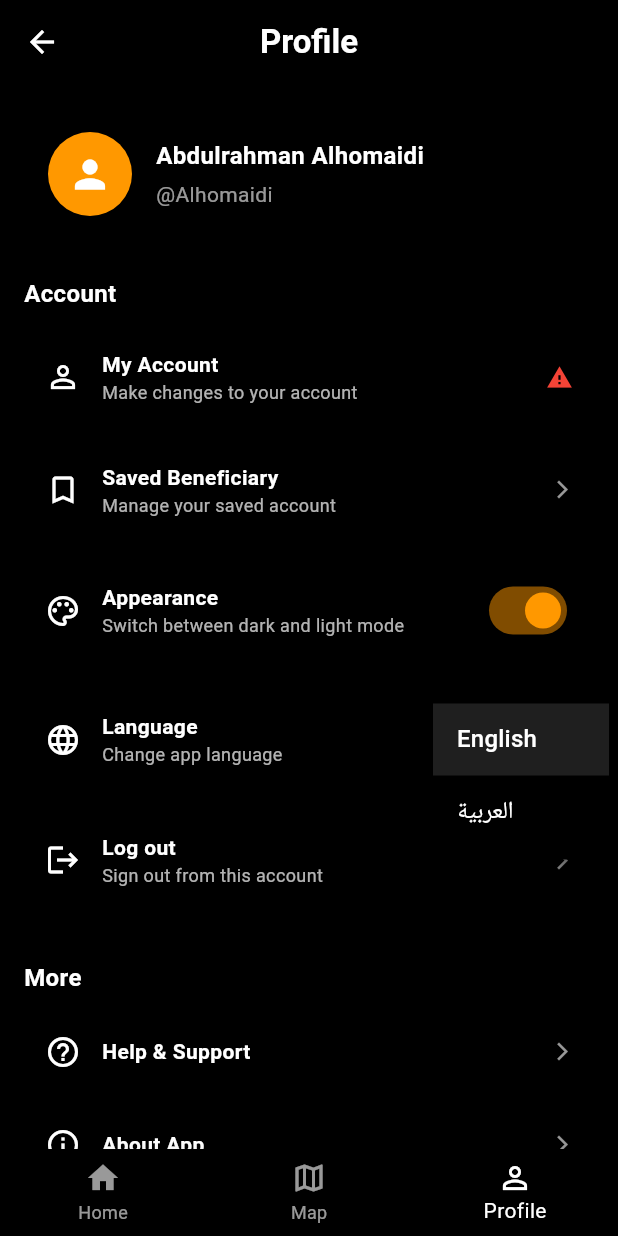
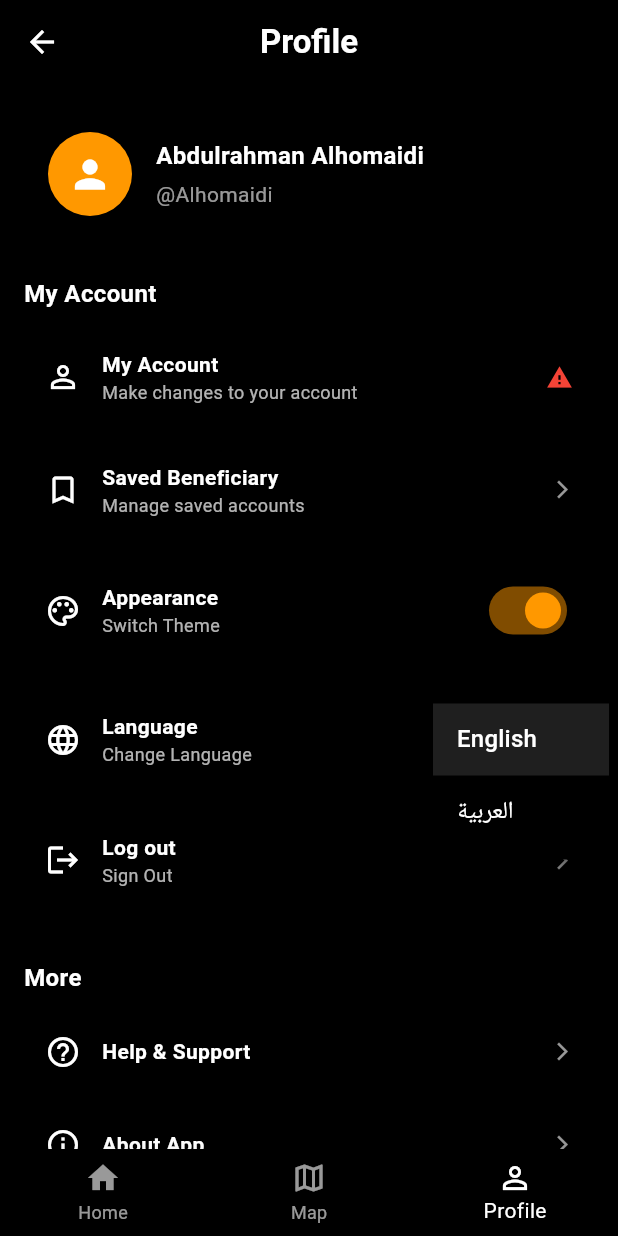
Before and after one commit to Alhomaidi3/SmartMall_Flutter, a Flutter app: the MainScreen screen opened by its route, item 3 of the bottom bar chosen, after a tap on "English", on a phone screen of 412 x 824 dp. Run offline on Flutter 3.47's test engine with Material 3 defaults, Android fonts, the light colour scheme and no system bars; our stand-ins replace easy_localization.

Commit message:
Modified the project and added Arabic language

```diff
--- a/lib/screens/home_screen.dart
+++ b/lib/screens/home_screen.dart
@@ -1,4 +1,5 @@
 import 'package:flutter/material.dart';
+import 'package:easy_localization/easy_localization.dart';
 import '/widgets/widgets.dart';
 
 class HomeScreen extends StatefulWidget {
@@ -11,10 +12,10 @@ class HomeScreen extends StatefulWidget {
 class _HomeScreenState extends State<HomeScreen> {
   final List<Category> categories = List.generate(10, (catIndex) {
     return Category(
-      title: 'Category ${catIndex + 1}',
+      title: 'category_title'.tr(args: ['${catIndex + 1}']),
       items: List.generate(6, (storeIndex) {
         return Store(
-          name: 'Store ${storeIndex + 1}',
+          name: 'store_name'.tr(args: ['${storeIndex + 1}']),
           image: storeIndex % 3 == 0
               ? 'assets/images/store1.jpg'
               : storeIndex % 3 == 1
@@ -31,20 +32,14 @@ class _HomeScreenState extends State<HomeScreen> {
     final textTheme = Theme.of(context).textTheme;
 
     return Scaffold(
-      backgroundColor: scheme.surface, // ✅ بدل background
-
-      /// 🔝 AppBar
-      appBar: const CustomAppBar(title: 'Smart Mall Guide'),
-
+      backgroundColor: scheme.surface,
+      appBar: CustomAppBar(title: 'smart_mall_guide'.tr()),
       body: Column(
         children: [
-          /// 🔍 Search Bar
           const Padding(
             padding: EdgeInsets.all(12),
             child: CustomSearchBar(),
           ),
-
-          /// 📦 Categories
           Expanded(
             child: ListView.builder(
               itemCount: categories.length,
@@ -54,11 +49,12 @@ class _HomeScreenState extends State<HomeScreen> {
                   crossAxisAlignment: CrossAxisAlignment.start,
                   children: [
                     Padding(
-                      padding: const EdgeInsets.symmetric(horizontal: 16, vertical: 8),
+                      padding:
+                          const EdgeInsets.symmetric(horizontal: 16, vertical: 8),
                       child: Text(
                         category.title,
                         style: textTheme.bodyLarge?.copyWith(
-                          color: scheme.onSurface, // ✅ بدل onBackground
+                          color: scheme.onSurface,
                           fontWeight: FontWeight.bold,
                         ),
                       ),
@@ -90,7 +86,6 @@ class _HomeScreenState extends State<HomeScreen> {
   }
 }
 
-/// 🏪 Store Card
 class StoreCard extends StatelessWidget {
   final Store store;
 
@@ -135,7 +130,6 @@ class StoreCard extends StatelessWidget {
   }
 }
 
-/// 📦 Models
 class Store {
   final String name;
   final String image;
--- a/lib/screens/main_screen.dart
+++ b/lib/screens/main_screen.dart
@@ -1,17 +1,13 @@
 import 'package:flutter/material.dart';
+import 'package:easy_localization/easy_localization.dart';
 import 'home_screen.dart';
 import 'map_screen.dart';
 import 'profile_screen.dart';
 
 class MainScreen extends StatefulWidget {
   final void Function(bool) onThemeChanged;
-  final void Function(String) onLanguageChanged;
 
-  const MainScreen({
-    super.key,
-    required this.onThemeChanged,
-    required this.onLanguageChanged,
-  });
+  const MainScreen({super.key, required this.onThemeChanged});
 
   @override
   State<MainScreen> createState() => _MainScreenState();
@@ -28,10 +24,7 @@ class _MainScreenState extends State<MainScreen> {
     pages = [
       const HomeScreen(),
       const MapScreen(),
-      ProfileScreen(
-        onThemeChanged: widget.onThemeChanged,
-        onLanguageChanged: widget.onLanguageChanged,
-      ),
+      ProfileScreen(onThemeChanged: widget.onThemeChanged),
     ];
   }
 
@@ -45,19 +38,30 @@ class _MainScreenState extends State<MainScreen> {
         children: pages,
       ),
       bottomNavigationBar: BottomNavigationBar(
-        backgroundColor: Theme.of(context).bottomNavigationBarTheme.backgroundColor ?? scheme.surface,
+        backgroundColor:
+            Theme.of(context).bottomNavigationBarTheme.backgroundColor ??
+                scheme.surface,
         selectedItemColor: scheme.primary,
-        unselectedItemColor: scheme.onSurface.withValues(alpha: 0.6),
+        unselectedItemColor: scheme.onSurface.withOpacity(0.6),
         currentIndex: currentIndex,
         onTap: (index) {
           setState(() {
             currentIndex = index;
           });
         },
-        items: const [
-          BottomNavigationBarItem(icon: Icon(Icons.home), label: 'Home'),
-          BottomNavigationBarItem(icon: Icon(Icons.map_outlined), label: 'Map'),
-          BottomNavigationBarItem(icon: Icon(Icons.person_outline), label: 'Profile'),
+        items: [
+          BottomNavigationBarItem(
+            icon: const Icon(Icons.home),
+            label: 'home'.tr(),
+          ),
+          BottomNavigationBarItem(
+            icon: const Icon(Icons.map_outlined),
+            label: 'map'.tr(),
+          ),
+          BottomNavigationBarItem(
+            icon: const Icon(Icons.person_outline),
+            label: 'profile'.tr(),
+          ),
         ],
       ),
     );
--- a/lib/screens/map_screen.dart
+++ b/lib/screens/map_screen.dart
@@ -1,4 +1,5 @@
 import 'package:flutter/material.dart';
+import 'package:easy_localization/easy_localization.dart';
 import '/widgets/widgets.dart';
 
 class MapScreen extends StatelessWidget {
@@ -10,47 +11,45 @@ class MapScreen extends StatelessWidget {
 
     return Scaffold(
       backgroundColor: scheme.surface,
-
-      /// 🔝 AppBar
-      appBar: const CustomAppBar(title: 'Smart Mall Guide'),
-
-      /// 🗺 Map Body
+      appBar: CustomAppBar(title: 'smart_mall_guide'.tr()),
       body: Stack(
         children: [
-          /// Map + Markers داخل InteractiveViewer
           Positioned.fill(
             child: InteractiveViewer(
-              panEnabled: true, // يسمح بالسحب
-              minScale: 0.5,    // أقل نسبة تصغير
-              maxScale: 4.0,    // أقصى نسبة تكبير
+              panEnabled: true,
+              minScale: 0.5,
+              maxScale: 4.0,
               child: Stack(
                 children: [
-                  /// Map Image
                   Positioned.fill(
                     child: Image.asset(
                       'assets/images/map.png',
                       fit: BoxFit.cover,
                     ),
                   ),
-
-                  /// 📍 Store Markers (تتحرك مع الخريطة)
-                  const Positioned(top: 260, left: 70, child: MapMarker(label: 'BATA')),
-                  const Positioned(bottom: 200, left: 140, child: MapMarker(label: 'NIKE')),
-                  const Positioned(bottom: 240, right: 70, child: MapMarker(label: 'STYLO')),
+                  /// 📍 Store Markers
+                  Positioned(
+                      top: 260,
+                      left: 70,
+                      child: MapMarker(label: 'store_bata'.tr())),
+                  Positioned(
+                      bottom: 200,
+                      left: 140,
+                      child: MapMarker(label: 'store_nike'.tr())),
+                  Positioned(
+                      bottom: 240,
+                      right: 70,
+                      child: MapMarker(label: 'store_stylo'.tr())),
                 ],
               ),
             ),
           ),
-
-          /// 🔍 Search Bar (ثابت فوق الخريطة)
           const Positioned(
             top: 12,
             left: 12,
             right: 12,
             child: CustomSearchBar(),
           ),
-
-          /// 🏷 Categories (ثابتة فوق الخريطة)
           Positioned(
             top: 80,
             left: 0,
@@ -60,18 +59,16 @@ class MapScreen extends StatelessWidget {
               child: ListView(
                 scrollDirection: Axis.horizontal,
                 padding: const EdgeInsets.symmetric(horizontal: 12),
-                children: const [
-                  MapChip(title: 'Clothing'),
-                  MapChip(title: 'Shoes'),
-                  MapChip(title: 'Perfumes'),
-                  MapChip(title: 'Electronics'),
-                  MapChip(title: 'Accessories'),
+                children: [
+                  MapChip(title: 'category_clothing'.tr()),
+                  MapChip(title: 'category_shoes'.tr()),
+                  MapChip(title: 'category_perfumes'.tr()),
+                  MapChip(title: 'category_electronics'.tr()),
+                  MapChip(title: 'category_accessories'.tr()),
                 ],
               ),
             ),
           ),
-
-          /// 🎯 Floating Buttons (ثابتة فوق الخريطة)
           Positioned(
             right: 16,
             bottom: 120,
--- a/lib/screens/profile_screen.dart
+++ b/lib/screens/profile_screen.dart
@@ -1,13 +1,12 @@
 import 'package:flutter/material.dart';
+import 'package:easy_localization/easy_localization.dart';
 
 class ProfileScreen extends StatelessWidget {
   final void Function(bool) onThemeChanged;
-  final void Function(String) onLanguageChanged;
 
   const ProfileScreen({
     super.key,
     required this.onThemeChanged,
-    required this.onLanguageChanged,
   });
 
   @override
@@ -15,20 +14,20 @@ class ProfileScreen extends StatelessWidget {
     final scheme = Theme.of(context).colorScheme;
 
     return Scaffold(
-      backgroundColor: scheme.surface, // ✅ بدل background
+      backgroundColor: scheme.surface,
 
       appBar: AppBar(
-        backgroundColor: scheme.surface, // ✅ بدل background
+        backgroundColor: scheme.surface,
         elevation: 0,
         centerTitle: true,
         title: Text(
-          'Profile',
+          'profile'.tr(),
           style: TextStyle(
             fontWeight: FontWeight.bold,
-            color: scheme.onSurface, // ✅ بدل onBackground
+            color: scheme.onSurface,
           ),
         ),
-        iconTheme: IconThemeData(color: scheme.onSurface), // ✅ بدل onBackground
+        iconTheme: IconThemeData(color: scheme.onSurface),
       ),
 
       body: SingleChildScrollView(
@@ -66,7 +65,7 @@ class ProfileScreen extends StatelessWidget {
                       Text(
                         '@Alhomaidi',
                         style: TextStyle(
-                          color: scheme.onSurface.withValues(alpha: 0.6), // ✅ الجديد
+                          color: scheme.onSurface.withValues(alpha: 0.6),
                         ),
                       ),
                     ],
@@ -79,9 +78,9 @@ class ProfileScreen extends StatelessWidget {
 
             /// ⚙ Account Section
             Text(
-              'Account',
+              'account'.tr(),
               style: TextStyle(
-                color: scheme.onSurface, // ✅ بدل onBackground
+                color: scheme.onSurface,
                 fontSize: 16,
                 fontWeight: FontWeight.bold,
               ),
@@ -90,24 +89,24 @@ class ProfileScreen extends StatelessWidget {
 
             SettingsTile(
               icon: Icons.person_outline,
-              title: 'My Account',
-              subtitle: 'Make changes to your account',
-              trailing: Icon(Icons.warning, color: Colors.red, size: 18),
+              title: 'my_account'.tr(),
+              subtitle: 'make_changes_account'.tr(),
+              trailing: const Icon(Icons.warning, color: Colors.red, size: 18),
             ),
             SettingsTile(
               icon: Icons.bookmark_border,
-              title: 'Saved Beneficiary',
-              subtitle: 'Manage your saved account',
+              title: 'saved_beneficiary'.tr(),
+              subtitle: 'manage_saved_account'.tr(),
             ),
 
             /// 🎨 Appearance
             SettingsTile(
               icon: Icons.color_lens_outlined,
-              title: 'Appearance',
-              subtitle: 'Switch between dark and light mode',
+              title: 'appearance'.tr(),
+              subtitle: 'switch_theme'.tr(),
               trailing: Switch(
                 value: Theme.of(context).brightness == Brightness.dark,
-                onChanged: (val) => onThemeChanged(val),
+                onChanged: onThemeChanged,
                 activeThumbColor: Colors.orange,
               ),
             ),
@@ -115,34 +114,36 @@ class ProfileScreen extends StatelessWidget {
             /// 🌐 Language
             SettingsTile(
               icon: Icons.language,
-              title: 'Language',
-              subtitle: 'Change app language',
+              title: 'language'.tr(),
+              subtitle: 'change_language'.tr(),
               trailing: DropdownButton<String>(
-                value: Localizations.localeOf(context).languageCode,
+                value: context.locale.languageCode,
                 underline: const SizedBox(),
                 items: const [
                   DropdownMenuItem(value: 'en', child: Text('English')),
                   DropdownMenuItem(value: 'ar', child: Text('العربية')),
                 ],
                 onChanged: (val) {
-                  if (val != null) onLanguageChanged(val);
+                  if (val != null) {
+                    context.setLocale(Locale(val));
+                  }
                 },
               ),
             ),
 
             SettingsTile(
               icon: Icons.logout,
-              title: 'Log out',
-              subtitle: 'Sign out from this account',
+              title: 'logout'.tr(),
+              subtitle: 'signout_account'.tr(),
             ),
 
             const SizedBox(height: 24),
 
             /// ℹ More Section
             Text(
-              'More',
+              'more'.tr(),
               style: TextStyle(
-                color: scheme.onSurface, // ✅ بدل onBackground
+                color: scheme.onSurface,
                 fontSize: 16,
                 fontWeight: FontWeight.bold,
               ),
@@ -151,11 +152,11 @@ class ProfileScreen extends StatelessWidget {
 
             SettingsTile(
               icon: Icons.help_outline,
-              title: 'Help & Support',
+              title: 'help_support'.tr(),
             ),
             SettingsTile(
               icon: Icons.info_outline,
-              title: 'About App',
+              title: 'about_app'.tr(),
             ),
           ],
         ),
@@ -209,7 +210,7 @@ class SettingsTile extends StatelessWidget {
                   Text(
                     subtitle!,
                     style: TextStyle(
-                      color: scheme.onSurface.withValues(alpha: 0.7), // ✅ الجديد
+                      color: scheme.onSurface.withValues(alpha: 0.7),
                       fontSize: 12,
                     ),
                   ),
@@ -217,8 +218,11 @@ class SettingsTile extends StatelessWidget {
             ),
           ),
           trailing ??
-              Icon(Icons.arrow_forward_ios,
-                  size: 14, color: scheme.onSurface.withValues(alpha: 0.6)), // ✅ الجديد
+              Icon(
+                Icons.arrow_forward_ios,
+                size: 14,
+                color: scheme.onSurface.withValues(alpha: 0.6),
+              ),
         ],
       ),
     );
--- a/lib/widgets/widgets.dart
+++ b/lib/widgets/widgets.dart
@@ -1,6 +1,7 @@
 import 'package:flutter/material.dart';
 import '../screens/home_screen.dart';
 import '../screens/map_screen.dart';
+import 'package:easy_localization/easy_localization.dart';
 
 /// 🔹 Main Button
 class MainButton extends StatelessWidget {
@@ -172,7 +173,7 @@ class CustomSearchBar extends StatelessWidget {
       child: TextField(
         style: Theme.of(context).textTheme.bodyMedium?.copyWith(color: scheme.onSurface),
         decoration: InputDecoration(
-          hintText: 'Search for a store, restaurant, or service...',
+          hintText: 'search_hint'.tr(),
           hintStyle: Theme.of(context).textTheme.bodySmall?.copyWith(color: Colors.grey),
           prefixIcon: Icon(Icons.search, color: scheme.onSurface.withValues(alpha: 0.6)), // ✅ بدل withOpacity
           filled: true,
--- a/pubspec.yaml
+++ b/pubspec.yaml
@@ -37,6 +37,10 @@ dependencies:
   http: ^1.2.0
   provider: ^6.1.2
   google_fonts: ^6.2.1
+  flutter_localizations:
+    sdk: flutter
+  easy_localization: ^3.0.5
+
 
 dev_dependencies:
   flutter_test:
@@ -62,6 +66,8 @@ flutter:
 
   assets:
    - assets/images/
+   - assets/translations/
+
 
   # To add assets to your application, add an assets section, like this:
   # assets:
```
Also changed, not shown: assets/translations/ar.json (added, +57 -0 lines), assets/translations/en.json (added, +57 -0 lines), lib/main.dart (+30 -28 lines), lib/screens/login_screen.dart (+22 -18 lines), lib/screens/onboarding_screen.dart (+14 -13 lines), lib/screens/signup_screen.dart (+26 -25 lines), pubspec.lock, 1 other file.
